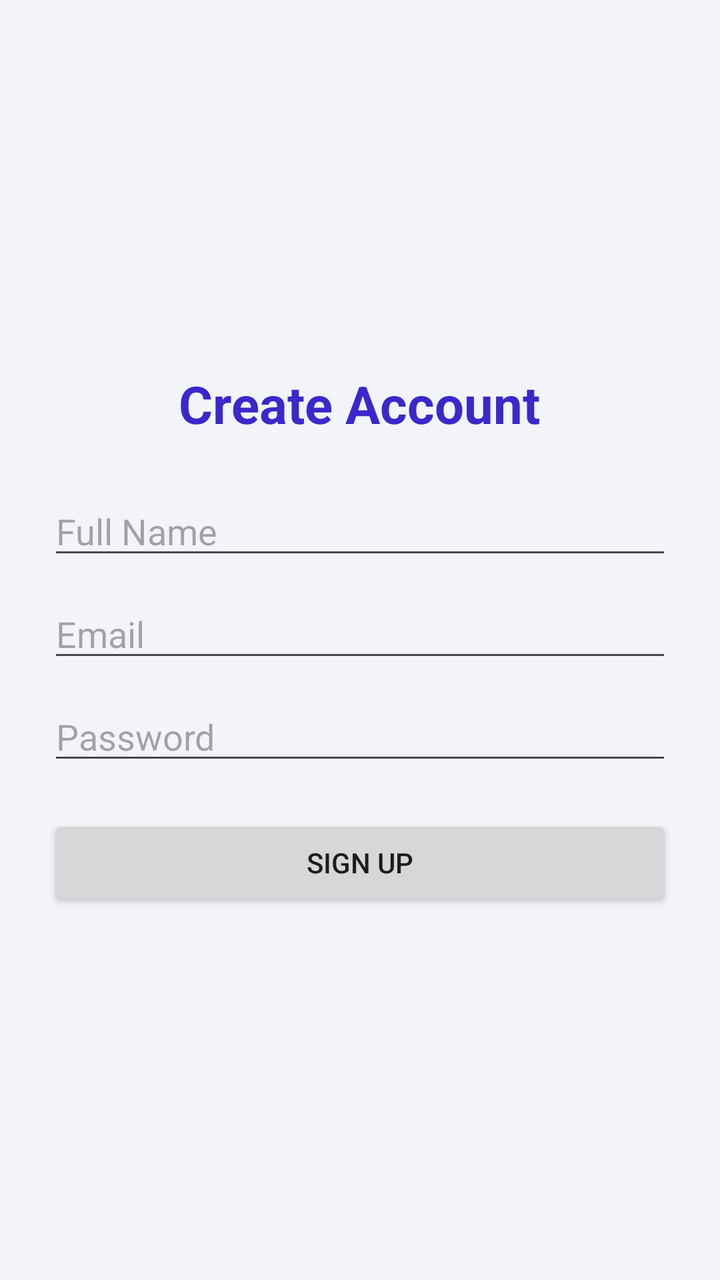
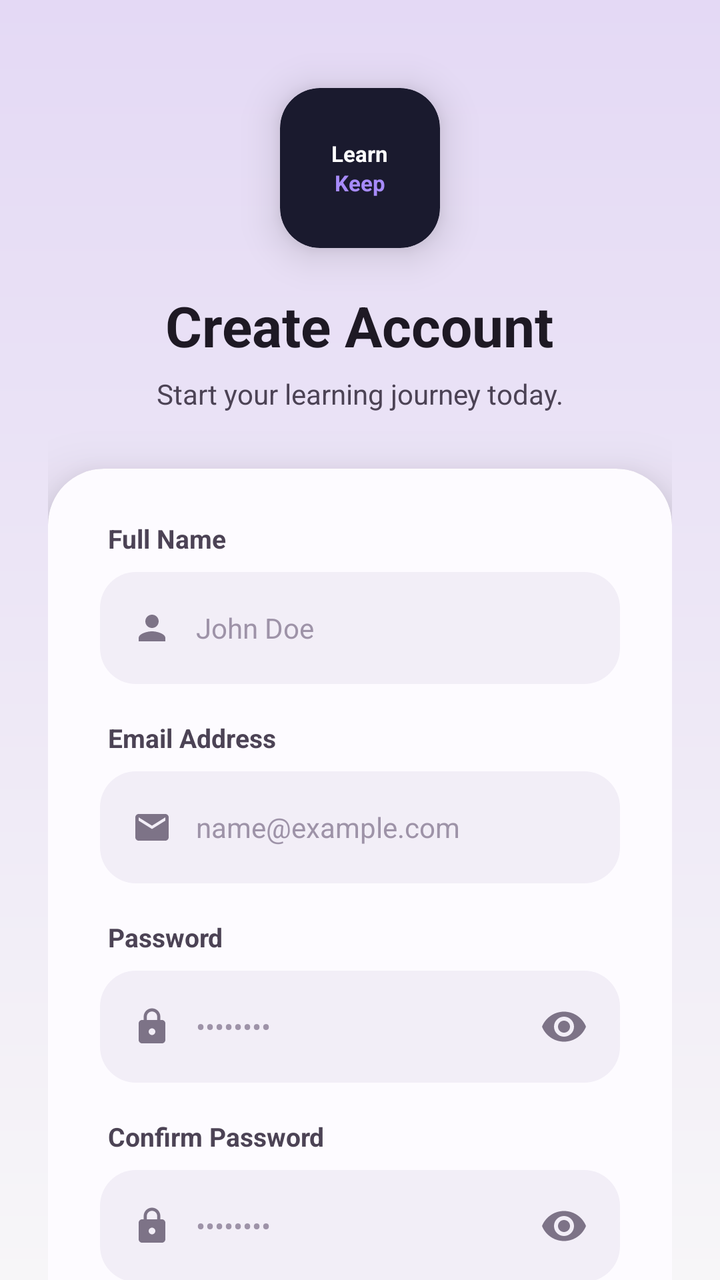

The first picture is an Android layout as it rendered before a commit; the second is the same layout after the commit. The layout source and the unified diff follow.
<!-- AndroidManifest.xml: application theme Theme.LearnKeep -->
<!-- res/layout/activity_signup.xml -->
<?xml version="1.0" encoding="utf-8"?>
<LinearLayout
    xmlns:android="http://schemas.android.com/apk/res/android"
    android:layout_width="match_parent"
    android:layout_height="match_parent"
    android:orientation="vertical"
    android:padding="24dp"
    android:gravity="center"
    android:background="#F3F4F9">

    <TextView
        android:text="Create Account"
        android:textSize="26sp"
        android:textStyle="bold"
        android:textColor="#3B28CC"
        android:layout_marginBottom="24dp"
        android:layout_width="wrap_content"
        android:layout_height="wrap_content"/>

    <EditText
        android:id="@+id/etName"
        android:hint="Full Name"
        android:layout_width="match_parent"
        android:layout_height="wrap_content"/>

    <EditText
        android:id="@+id/etEmail"
        android:hint="Email"
        android:layout_marginTop="10dp"
        android:layout_width="match_parent"
        android:layout_height="wrap_content"/>

    <EditText
        android:id="@+id/etPassword"
        android:hint="Password"
        android:inputType="textPassword"
        android:layout_marginTop="10dp"
        android:layout_width="match_parent"
        android:layout_height="wrap_content"/>

    <Button
        android:id="@+id/btnSignup"
        android:text="Sign Up"
        android:layout_marginTop="20dp"
        android:layout_width="match_parent"
        android:layout_height="wrap_content"/>


</LinearLayout>
<!-- resources referenced by this layout -->
<resources>
  <!-- unchanged entries left out for length: 2 -->
</resources>

<!-- the commit's change to res/layout/activity_signup.xml (unified diff, before → after) -->
@@ -1,49 +1,422 @@
 <?xml version="1.0" encoding="utf-8"?>
-<LinearLayout
-    xmlns:android="http://schemas.android.com/apk/res/android"
+<ScrollView xmlns:android="http://schemas.android.com/apk/res/android"
+    xmlns:app="http://schemas.android.com/apk/res-auto"
     android:layout_width="match_parent"
     android:layout_height="match_parent"
-    android:orientation="vertical"
-    android:padding="24dp"
-    android:gravity="center"
-    android:background="#F3F4F9">
-
-    <TextView
-        android:text="Create Account"
-        android:textSize="26sp"
-        android:textStyle="bold"
-        android:textColor="#3B28CC"
-        android:layout_marginBottom="24dp"
-        android:layout_width="wrap_content"
-        android:layout_height="wrap_content"/>
-
-    <EditText
-        android:id="@+id/etName"
-        android:hint="Full Name"
+    android:background="@drawable/bg_auth_screen"
+    android:fillViewport="true"
+    android:scrollbars="none">
+
+    <LinearLayout
         android:layout_width="match_parent"
-        android:layout_height="wrap_content"/>
-
-    <EditText
-        android:id="@+id/etEmail"
-        android:hint="Email"
-        android:layout_marginTop="10dp"
-        android:layout_width="match_parent"
-        android:layout_height="wrap_content"/>
-
-    <EditText
-        android:id="@+id/etPassword"
-        android:hint="Password"
-        android:inputType="textPassword"
-        android:layout_marginTop="10dp"
-        android:layout_width="match_parent"
-        android:layout_height="wrap_content"/>
-
-    <Button
-        android:id="@+id/btnSignup"
-        android:text="Sign Up"
-        android:layout_marginTop="20dp"
-        android:layout_width="match_parent"
-        android:layout_height="wrap_content"/>
-
-
-</LinearLayout>
+        android:layout_height="wrap_content"
+        android:orientation="vertical"
+        android:gravity="center_horizontal"
+        android:paddingStart="24dp"
+        android:paddingEnd="24dp"
+        android:paddingBottom="32dp">
+
+        
+        <androidx.cardview.widget.CardView
+            android:layout_width="80dp"
+            android:layout_height="80dp"
+            android:layout_marginTop="44dp"
+            app:cardCornerRadius="20dp"
+            app:cardElevation="12dp"
+            app:cardBackgroundColor="#1A1A2E">
+            <LinearLayout
+                android:layout_width="match_parent"
+                android:layout_height="match_parent"
+                android:gravity="center"
+                android:orientation="vertical">
+                <TextView
+                    android:layout_width="wrap_content"
+                    android:layout_height="wrap_content"
+                    android:text="Learn"
+                    android:textColor="#FFFFFF"
+                    android:textSize="11sp"
+                    android:textStyle="bold"/>
+                <TextView
+                    android:layout_width="wrap_content"
+                    android:layout_height="wrap_content"
+                    android:text="Keep"
+                    android:textColor="#A78BFA"
+                    android:textSize="11sp"
+                    android:textStyle="bold"/>
+            </LinearLayout>
+        </androidx.cardview.widget.CardView>
+
+        
+        <TextView
+            android:layout_width="wrap_content"
+            android:layout_height="wrap_content"
+            android:layout_marginTop="20dp"
+            android:text="Create Account"
+            android:textColor="#1E1924"
+            android:textSize="28sp"
+            android:textStyle="bold"/>
+
+        <TextView
+            android:layout_width="wrap_content"
+            android:layout_height="wrap_content"
+            android:layout_marginTop="6dp"
+            android:text="Start your learning journey today."
+            android:textColor="#4C4355"
+            android:textSize="14sp"/>
+
+        
+        <androidx.cardview.widget.CardView
+            android:layout_width="match_parent"
+            android:layout_height="wrap_content"
+            android:layout_marginTop="28dp"
+            app:cardCornerRadius="28dp"
+            app:cardElevation="18dp"
+            app:cardBackgroundColor="#FDFBFF">
+
+            <LinearLayout
+                android:layout_width="match_parent"
+                android:layout_height="wrap_content"
+                android:orientation="vertical"
+                android:padding="26dp">
+
+                
+                <TextView
+                    android:layout_width="wrap_content"
+                    android:layout_height="wrap_content"
+                    android:text="Full Name"
+                    android:textColor="#4C4355"
+                    android:textSize="13sp"
+                    android:textStyle="bold"
+                    android:layout_marginStart="4dp"
+                    android:layout_marginBottom="8dp"/>
+
+                
+                <LinearLayout
+                    android:layout_width="match_parent"
+                    android:layout_height="56dp"
+                    android:background="@drawable/bg_input_field"
+                    android:gravity="center_vertical"
+                    android:orientation="horizontal"
+                    android:paddingStart="16dp"
+                    android:paddingEnd="16dp">
+                    <ImageView
+                        android:layout_width="20dp"
+                        android:layout_height="20dp"
+                        android:src="@drawable/ic_login_person"
+                        android:tint="#7D7387"/>
+                    <EditText
+                        android:id="@+id/etName"
+                        android:layout_width="0dp"
+                        android:layout_height="match_parent"
+                        android:layout_weight="1"
+                        android:background="@null"
+                        android:hint="John Doe"
+                        android:textColorHint="#9E93A8"
+                        android:inputType="textPersonName|textCapWords"
+                        android:textSize="14sp"
+                        android:textColor="#1E1924"
+                        android:paddingStart="12dp"
+                        android:imeOptions="actionNext"
+                        android:singleLine="true"/>
+                </LinearLayout>
+
+                
+                <TextView
+                    android:layout_width="wrap_content"
+                    android:layout_height="wrap_content"
+                    android:text="Email Address"
+                    android:textColor="#4C4355"
+                    android:textSize="13sp"
+                    android:textStyle="bold"
+                    android:layout_marginStart="4dp"
+                    android:layout_marginTop="18dp"
+                    android:layout_marginBottom="8dp"/>
+
+                
+                <LinearLayout
+                    android:layout_width="match_parent"
+                    android:layout_height="56dp"
+                    android:background="@drawable/bg_input_field"
+                    android:gravity="center_vertical"
+                    android:orientation="horizontal"
+                    android:paddingStart="16dp"
+                    android:paddingEnd="16dp">
+                    <ImageView
+                        android:layout_width="20dp"
+                        android:layout_height="20dp"
+                        android:src="@drawable/ic_login_mail"
+                        android:tint="#7D7387"/>
+                    <EditText
+                        android:id="@+id/etEmail"
+                        android:layout_width="0dp"
+                        android:layout_height="match_parent"
+                        android:layout_weight="1"
+                        android:background="@null"
+                        android:hint="name@example.com"
+                        android:textColorHint="#9E93A8"
+                        android:inputType="textEmailAddress"
+                        android:textSize="14sp"
+                        android:textColor="#1E1924"
+                        android:paddingStart="12dp"
+                        android:imeOptions="actionNext"
+                        android:singleLine="true"/>
+                </LinearLayout>
+
+                
+                <TextView
+                    android:layout_width="wrap_content"
+                    android:layout_height="wrap_content"
+                    android:text="Password"
+                    android:textColor="#4C4355"
+                    android:textSize="13sp"
+                    android:textStyle="bold"
+                    android:layout_marginStart="4dp"
+                    android:layout_marginTop="18dp"
+                    android:layout_marginBottom="8dp"/>
+
+                
+                <LinearLayout
+                    android:layout_width="match_parent"
+                    android:layout_height="56dp"
+                    android:background="@drawable/bg_input_field"
+                    android:gravity="center_vertical"
+                    android:orientation="horizontal"
+                    android:paddingStart="16dp"
+                    android:paddingEnd="8dp">
+                    <ImageView
+                        android:layout_width="20dp"
+                        android:layout_height="20dp"
+                        android:src="@drawable/ic_login_lock"
+                        android:tint="#7D7387"/>
+                    <EditText
+                        android:id="@+id/etPassword"
+                        android:layout_width="0dp"
+                        android:layout_height="match_parent"
+                        android:layout_weight="1"
+                        android:background="@null"
+                        android:hint="••••••••"
+                        android:textColorHint="#9E93A8"
+                        android:inputType="textPassword"
+                        android:textSize="14sp"
+                        android:textColor="#1E1924"
+                        android:paddingStart="12dp"
+                        android:imeOptions="actionNext"
+                        android:singleLine="true"/>
+                    <ImageButton
+                        android:id="@+id/ibTogglePassword"
+                        android:layout_width="40dp"
+                        android:layout_height="40dp"
+                        android:background="@android:color/transparent"
+                        android:src="@drawable/ic_login_visibility"
+                        android:tint="#7D7387"
+                        android:padding="8dp"
+                        android:contentDescription="Toggle password"/>
+                </LinearLayout>
+
+                
+                <TextView
+                    android:layout_width="wrap_content"
+                    android:layout_height="wrap_content"
+                    android:text="Confirm Password"
+                    android:textColor="#4C4355"
+                    android:textSize="13sp"
+                    android:textStyle="bold"
+                    android:layout_marginStart="4dp"
+                    android:layout_marginTop="18dp"
+                    android:layout_marginBottom="8dp"/>
+
+                
+                <LinearLayout
+                    android:layout_width="match_parent"
+                    android:layout_height="56dp"
+                    android:background="@drawable/bg_input_field"
+                    android:gravity="center_vertical"
+                    android:orientation="horizontal"
+                    android:paddingStart="16dp"
+                    android:paddingEnd="8dp">
+                    <ImageView
+                        android:layout_width="20dp"
+                        android:layout_height="20dp"
+                        android:src="@drawable/ic_login_lock"
+                        android:tint="#7D7387"/>
+                    <EditText
+                        android:id="@+id/etConfirmPassword"
+                        android:layout_width="0dp"
+                        android:layout_height="match_parent"
+                        android:layout_weight="1"
+                        android:background="@null"
+                        android:hint="••••••••"
+                        android:textColorHint="#9E93A8"
+                        android:inputType="textPassword"
+                        android:textSize="14sp"
+                        android:textColor="#1E1924"
+                        android:paddingStart="12dp"
+                        android:imeOptions="actionDone"
+                        android:singleLine="true"/>
+                    <ImageButton
+                        android:id="@+id/ibToggleConfirmPassword"
+                        android:layout_width="40dp"
+                        android:layout_height="40dp"
+                        android:background="@android:color/transparent"
+                        android:src="@drawable/ic_login_visibility"
+                        android:tint="#7D7387"
+                        android:padding="8dp"
+                        android:contentDescription="Toggle confirm password"/>
+                </LinearLayout>
+
+                
+                <LinearLayout
+                    android:layout_width="match_parent"
+                    android:layout_height="wrap_content"
+                    android:orientation="horizontal"
+                    android:gravity="center_vertical"
+                    android:layout_marginTop="18dp">
+                    <CheckBox
+                        android:id="@+id/cbTerms"
+                        android:layout_width="24dp"
+                        android:layout_height="24dp"
+                        android:buttonTint="#7F13EC"/>
+                    <TextView
+                        android:layout_width="0dp"
+                        android:layout_height="wrap_content"
+                        android:layout_weight="1"
+                        android:layout_marginStart="10dp"
+                        android:text="I agree to the Terms of Service and Privacy Policy"
+                        android:textColor="#4C4355"
+                        android:textSize="13sp"/>
+                </LinearLayout>
+
+                
+                <Button
+                    android:id="@+id/btnSignup"
+                    android:layout_width="match_parent"
+                    android:layout_height="58dp"
+                    android:layout_marginTop="22dp"
+                    android:background="@drawable/bg_btn_primary"
+                    android:text="Create Account  →"
+                    android:textColor="#FFFFFF"
+                    android:textSize="16sp"
+                    android:textStyle="bold"
+                    android:stateListAnimator="@null"
+                    android:elevation="8dp"/>
+
+                
+                <LinearLayout
+                    android:layout_width="match_parent"
+                    android:layout_height="wrap_content"
+                    android:orientation="horizontal"
+                    android:gravity="center_vertical"
+                    android:layout_marginTop="24dp"
+                    android:layout_marginBottom="18dp">
+                    <View
+                        android:layout_width="0dp"
+                        android:layout_height="1dp"
+                        android:layout_weight="1"
+                        android:background="#33CEC2D8"/>
+                    <TextView
+                        android:layout_width="wrap_content"
+                        android:layout_height="wrap_content"
+                        android:text="OR SIGN UP WITH"
+                        android:textColor="#7D7387"
+                        android:textSize="10sp"
+                        android:paddingStart="14dp"
+                        android:paddingEnd="14dp"
+                        android:letterSpacing="0.1"/>
+                    <View
+                        android:layout_width="0dp"
+                        android:layout_height="1dp"
+                        android:layout_weight="1"
+                        android:background="#33CEC2D8"/>
+                </LinearLayout>
+
+                
+                <LinearLayout
+                    android:layout_width="match_parent"
+                    android:layout_height="wrap_content"
+                    android:orientation="horizontal"
+                    android:weightSum="2">
+                    <LinearLayout
+                        android:layout_width="0dp"
+                        android:layout_height="52dp"
+                        android:layout_weight="1"
+                        android:layout_marginEnd="8dp"
+                        android:background="@drawable/bg_btn_social"
+                        android:orientation="horizontal"
+                        android:gravity="center"
+                        android:clickable="true"
+                        android:focusable="true">
+                        <TextView
+                            android:layout_width="wrap_content"
+                            android:layout_height="wrap_content"
+                            android:text="G"
+                            android:textColor="#4285F4"
+                            android:textSize="18sp"
+                            android:textStyle="bold"/>
+                        <TextView
+                            android:layout_width="wrap_content"
+                            android:layout_height="wrap_content"
+                            android:text="Google"
+                            android:textColor="#1E1924"
+                            android:textSize="14sp"
+                            android:textStyle="bold"
+                            android:layout_marginStart="8dp"/>
+                    </LinearLayout>
+                    <LinearLayout
+                        android:layout_width="0dp"
+                        android:layout_height="52dp"
+                        android:layout_weight="1"
+                        android:layout_marginStart="8dp"
+                        android:background="@drawable/bg_btn_social"
+                        android:orientation="horizontal"
+                        android:gravity="center"
+                        android:clickable="true"
+                        android:focusable="true">
+                        <TextView
+                            android:layout_width="wrap_content"
+                            android:layout_height="wrap_content"
+                            android:text=""
+                            android:textColor="#1E1924"
+                            android:textSize="17sp"/>
+                        <TextView
+                            android:layout_width="wrap_content"
+                            android:layout_height="wrap_content"
+                            android:text="Apple"
+                            android:textColor="#1E1924"
+                            android:textSize="14sp"
+                            android:textStyle="bold"
+                            android:layout_marginStart="8dp"/>
+                    </LinearLayout>
+                </LinearLayout>
+
+            </LinearLayout>
+        </androidx.cardview.widget.CardView>
+
+        
+        <LinearLayout
+            android:layout_width="wrap_content"
+            android:layout_height="wrap_content"
+            android:orientation="horizontal"
+            android:gravity="center_vertical"
+            android:layout_marginTop="28dp"
+            android:layout_marginBottom="4dp">
+            <TextView
+                android:layout_width="wrap_content"
+                android:layout_height="wrap_content"
+                android:text="Already have an account? "
+                android:textColor="#4C4355"
+                android:textSize="14sp"/>
+            <TextView
+                android:id="@+id/tvBackToLogin"
+                android:layout_width="wrap_content"
+                android:layout_height="wrap_content"
+                android:text="Back to Login"
+                android:textColor="#7F13EC"
+                android:textSize="14sp"
+                android:textStyle="bold"
+                android:clickable="true"
+                android:focusable="true"/>
+        </LinearLayout>
+
+
+    </LinearLayout>
+</ScrollView>
<!-- resource entries referenced after the edit -->
@@ -1,5 +1,100 @@
 <!-- resources referenced by this layout -->
 <resources>
+  <!-- drawable bg_auth_screen (drawable) -->
+  <?xml version="1.0" encoding="utf-8"?>
+  <shape xmlns:android="http://schemas.android.com/apk/res/android">
+      <gradient android:type="linear" android:angle="160"
+          android:startColor="#E4D9F5" android:centerColor="#EDE7F6" android:endColor="#F7F6F8"/>
+  </shape>
+  <!-- drawable bg_btn_primary (drawable) -->
+  <?xml version="1.0" encoding="utf-8"?>
+  <selector xmlns:android="http://schemas.android.com/apk/res/android">
+      <item android:state_pressed="true">
+          <shape android:shape="rectangle">
+              <corners android:radius="18dp"/>
+              <solid android:color="#6200BC"/>
+          </shape>
+      </item>
+      <item android:state_enabled="false">
+          <shape android:shape="rectangle">
+              <corners android:radius="18dp"/>
+              <solid android:color="#C4A8E8"/>
+          </shape>
+      </item>
+      <item>
+          <shape android:shape="rectangle">
+              <corners android:radius="18dp"/>
+              <solid android:color="#7F13EC"/>
+          </shape>
+      </item>
+  </selector>
+  <!-- drawable bg_btn_social (drawable) -->
+  <?xml version="1.0" encoding="utf-8"?>
+  <selector xmlns:android="http://schemas.android.com/apk/res/android">
+      <item android:state_pressed="true">
+          <shape android:shape="rectangle">
+              <corners android:radius="14dp"/>
+              <solid android:color="#F0EAF8"/>
+              <stroke android:width="1dp" android:color="#CEC2D8"/>
+          </shape>
+      </item>
+      <item>
+          <shape android:shape="rectangle">
+              <corners android:radius="14dp"/>
+              <solid android:color="#FFFFFF"/>
+              <stroke android:width="1dp" android:color="#CEC2D8"/>
+          </shape>
+      </item>
+  </selector>
+  <!-- drawable bg_input_field (drawable) -->
+  <?xml version="1.0" encoding="utf-8"?>
+  <selector xmlns:android="http://schemas.android.com/apk/res/android">
+      <item android:state_focused="true">
+          <shape android:shape="rectangle">
+              <corners android:radius="18dp"/>
+              <solid android:color="#F0EBF8"/>
+              <stroke android:width="2dp" android:color="#7F13EC"/>
+          </shape>
+      </item>
+      <item>
+          <shape android:shape="rectangle">
+              <corners android:radius="18dp"/>
+              <solid android:color="#F2EEF7"/>
+          </shape>
+      </item>
+  </selector>
+  <!-- drawable ic_login_lock (drawable) -->
+  <?xml version="1.0" encoding="utf-8"?>
+  <vector xmlns:android="http://schemas.android.com/apk/res/android"
+      android:width="24dp" android:height="24dp"
+      android:viewportWidth="24" android:viewportHeight="24">
+      <path android:fillColor="#FF000000"
+          android:pathData="M18,8h-1V6c0,-2.76 -2.24,-5 -5,-5S7,3.24 7,6v2H6c-1.1,0 -2,0.9 -2,2v10c0,1.1 0.9,2 2,2h12c1.1,0 2,-0.9 2,-2V10c0,-1.1 -0.9,-2 -2,-2zM12,17c-1.1,0 -2,-0.9 -2,-2s0.9,-2 2,-2 2,0.9 2,2 -0.9,2 -2,2zM15.1,8H8.9V6c0,-1.71 1.39,-3.1 3.1,-3.1 1.71,0 3.1,1.39 3.1,3.1v2z"/>
+  </vector>
+  <!-- drawable ic_login_mail (drawable) -->
+  <?xml version="1.0" encoding="utf-8"?>
+  <vector xmlns:android="http://schemas.android.com/apk/res/android"
+      android:width="24dp" android:height="24dp"
+      android:viewportWidth="24" android:viewportHeight="24">
+      <path android:fillColor="#FF000000"
+          android:pathData="M20,4H4C2.9,4 2,4.9 2,6v12c0,1.1 0.9,2 2,2h16c1.1,0 2,-0.9 2,-2V6C22,4.9 21.1,4 20,4zM20,8l-8,5L4,8V6l8,5 8,-5v2z"/>
+  </vector>
+  <!-- drawable ic_login_person (drawable) -->
+  <?xml version="1.0" encoding="utf-8"?>
+  <vector xmlns:android="http://schemas.android.com/apk/res/android"
+      android:width="24dp" android:height="24dp"
+      android:viewportWidth="24" android:viewportHeight="24">
+      <path android:fillColor="#FF000000"
+          android:pathData="M12,12c2.21,0 4,-1.79 4,-4s-1.79,-4 -4,-4 -4,1.79 -4,4 1.79,4 4,4zM12,14c-2.67,0 -8,1.34 -8,4v2h16v-2c0,-2.66 -5.33,-4 -8,-4z"/>
+  </vector>
+  <!-- drawable ic_login_visibility (drawable) -->
+  <?xml version="1.0" encoding="utf-8"?>
+  <vector xmlns:android="http://schemas.android.com/apk/res/android"
+      android:width="24dp" android:height="24dp"
+      android:viewportWidth="24" android:viewportHeight="24">
+      <path android:fillColor="#FF000000"
+          android:pathData="M12,4.5C7,4.5 2.73,7.61 1,12c1.73,4.39 6,7.5 11,7.5s9.27,-3.11 11,-7.5C21.27,7.61 17,4.5 12,4.5zM12,17c-2.76,0 -5,-2.24 -5,-5s2.24,-5 5,-5 5,2.24 5,5 -2.24,5 -5,5zM12,9c-1.66,0 -3,1.34 -3,3s1.34,3 3,3 3,-1.34 3,-3 -1.34,-3 -3,-3z"/>
+  </vector>
   <!-- unchanged entries left out for length: 2 -->
 </resources>
 
